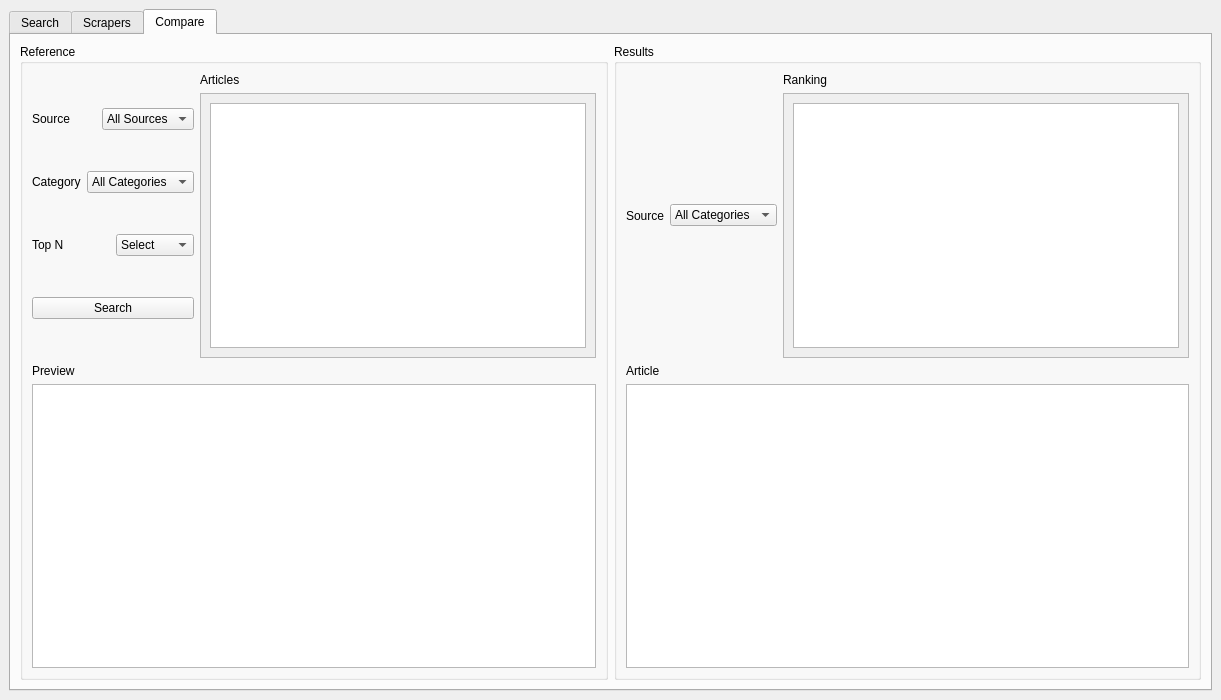
Above: mainwindow.ui from rcebrian/SI-project before the change. Below: the same form after it.
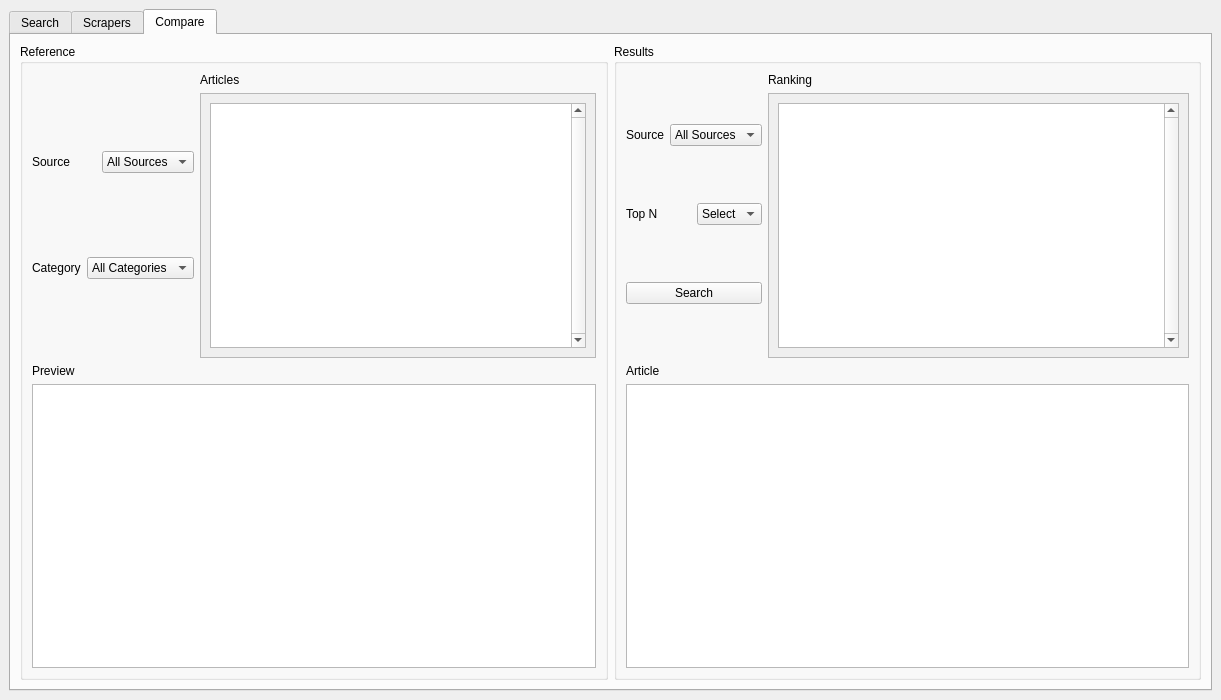
That is the form after the change. The open tabs and pages were chosen to show the change.

Diff of the .ui file:
```diff
--- a/mainwindow.ui
+++ b/mainwindow.ui
@@ -26,6 +26,12 @@
    <layout class="QVBoxLayout" name="verticalLayout_10">
     <item>
      <widget class="QTabWidget" name="tabWidget">
+      <property name="minimumSize">
+       <size>
+        <width>100</width>
+        <height>0</height>
+       </size>
+      </property>
       <property name="accessibleName">
        <string/>
       </property>
@@ -669,6 +675,12 @@
                  </item>
                  <item>
                   <widget class="QComboBox" name="cb_ref_cat">
+                   <property name="minimumSize">
+                    <size>
+                     <width>50</width>
+                     <height>0</height>
+                    </size>
+                   </property>
                    <item>
                     <property name="text">
                      <string>All Categories</string>
@@ -693,58 +705,6 @@
                  </item>
                 </layout>
                </item>
-               <item>
-                <layout class="QHBoxLayout" name="horizontalLayout_7">
-                 <item>
-                  <widget class="QLabel" name="lbl_ref_top">
-                   <property name="text">
-                    <string>Top N</string>
-                   </property>
-                  </widget>
-                 </item>
-                 <item>
-                  <widget class="QComboBox" name="cb_ref_top">
-                   <item>
-                    <property name="text">
-                     <string>Select</string>
-                    </property>
-                   </item>
-                   <item>
-                    <property name="text">
-                     <string>1</string>
-                    </property>
-                   </item>
-                   <item>
-                    <property name="text">
-                     <string>2</string>
-                    </property>
-                   </item>
-                   <item>
-                    <property name="text">
-                     <string>3</string>
-                    </property>
-                   </item>
-                   <item>
-                    <property name="text">
-                     <string>4</string>
-                    </property>
-                   </item>
-                   <item>
-                    <property name="text">
-                     <string>5</string>
-                    </property>
-                   </item>
-                  </widget>
-                 </item>
-                </layout>
-               </item>
-               <item>
-                <widget class="QPushButton" name="btn_ref_search">
-                 <property name="text">
-                  <string>Search</string>
-                 </property>
-                </widget>
-               </item>
               </layout>
              </item>
              <item>
@@ -772,7 +732,35 @@
                   </property>
                   <layout class="QHBoxLayout" name="horizontalLayout_2">
                    <item>
-                    <widget class="QTableWidget" name="table_compare_ref_articles"/>
+                    <widget class="QTableWidget" name="table_compare_ref_articles">
+                     <property name="verticalScrollBarPolicy">
+                      <enum>Qt::ScrollBarAlwaysOn</enum>
+                     </property>
+                     <property name="sizeAdjustPolicy">
+                      <enum>QAbstractScrollArea::AdjustToContents</enum>
+                     </property>
+                     <property name="dragEnabled">
+                      <bool>true</bool>
+                     </property>
+                     <property name="alternatingRowColors">
+                      <bool>true</bool>
+                     </property>
+                     <property name="showGrid">
+                      <bool>false</bool>
+                     </property>
+                     <attribute name="horizontalHeaderVisible">
+                      <bool>false</bool>
+                     </attribute>
+                     <attribute name="horizontalHeaderHighlightSections">
+                      <bool>false</bool>
+                     </attribute>
+                     <attribute name="horizontalHeaderStretchLastSection">
+                      <bool>true</bool>
+                     </attribute>
+                     <attribute name="verticalHeaderVisible">
+                      <bool>false</bool>
+                     </attribute>
+                    </widget>
                    </item>
                   </layout>
                  </widget>
@@ -804,35 +792,95 @@
            <item>
             <layout class="QHBoxLayout" name="HL_results">
              <item>
-              <widget class="QLabel" name="lbl_res_source">
-               <property name="text">
-                <string>Source</string>
-               </property>
-              </widget>
-             </item>
-             <item>
-              <widget class="QComboBox" name="cb_res_source">
+              <layout class="QVBoxLayout" name="verticalLayout_22">
                <item>
-                <property name="text">
-                 <string>All Categories</string>
-                </property>
+                <layout class="QHBoxLayout" name="horizontalLayout_8">
+                 <item>
+                  <widget class="QLabel" name="lbl_res_source">
+                   <property name="text">
+                    <string>Source</string>
+                   </property>
+                  </widget>
+                 </item>
+                 <item>
+                  <widget class="QComboBox" name="cb_res_source">
+                   <item>
+                    <property name="text">
+                     <string>All Sources</string>
+                    </property>
+                   </item>
+                   <item>
+                    <property name="text">
+                     <string>20 Minutos</string>
+                    </property>
+                   </item>
+                   <item>
+                    <property name="text">
+                     <string>El Mundo</string>
+                    </property>
+                   </item>
+                   <item>
+                    <property name="text">
+                     <string>El Pais</string>
+                    </property>
+                   </item>
+                  </widget>
+                 </item>
+                </layout>
                </item>
                <item>
-                <property name="text">
-                 <string>20 Minutos</string>
-                </property>
+                <layout class="QHBoxLayout" name="horizontalLayout_9">
+                 <item>
+                  <widget class="QLabel" name="lbl_ref_top">
+                   <property name="text">
+                    <string>Top N</string>
+                   </property>
+                  </widget>
+                 </item>
+                 <item>
+                  <widget class="QComboBox" name="cb_res_top">
+                   <item>
+                    <property name="text">
+                     <string>Select</string>
+                    </property>
+                   </item>
+                   <item>
+                    <property name="text">
+                     <string>1</string>
+                    </property>
+                   </item>
+                   <item>
+                    <property name="text">
+                     <string>2</string>
+                    </property>
+                   </item>
+                   <item>
+                    <property name="text">
+                     <string>3</string>
+                    </property>
+                   </item>
+                   <item>
+                    <property name="text">
+                     <string>4</string>
+                    </property>
+                   </item>
+                   <item>
+                    <property name="text">
+                     <string>5</string>
+                    </property>
+                   </item>
+                  </widget>
+                 </item>
+                </layout>
                </item>
                <item>
-                <property name="text">
-                 <string>El Mundo</string>
-                </property>
+                <widget class="QPushButton" name="btn_ref_search">
+                 <property name="text">
+                  <string>Search</string>
+                 </property>
+                </widget>
                </item>
-               <item>
-                <property name="text">
-                 <string>El Pais</string>
-                </property>
-               </item>
-              </widget>
+              </layout>
              </item>
              <item>
               <layout class="QVBoxLayout" name="VL_res_rank">
@@ -853,13 +901,41 @@
                    <rect>
                     <x>0</x>
                     <y>0</y>
-                    <width>390</width>
+                    <width>386</width>
                     <height>254</height>
                    </rect>
                   </property>
                   <layout class="QVBoxLayout" name="verticalLayout_12">
                    <item>
-                    <widget class="QTableWidget" name="table_compare_ref_rank"/>
+                    <widget class="QTableWidget" name="table_compare_ref_rank">
+                     <property name="verticalScrollBarPolicy">
+                      <enum>Qt::ScrollBarAlwaysOn</enum>
+                     </property>
+                     <property name="sizeAdjustPolicy">
+                      <enum>QAbstractScrollArea::AdjustToContents</enum>
+                     </property>
+                     <property name="dragEnabled">
+                      <bool>true</bool>
+                     </property>
+                     <property name="alternatingRowColors">
+                      <bool>true</bool>
+                     </property>
+                     <property name="showGrid">
+                      <bool>false</bool>
+                     </property>
+                     <attribute name="horizontalHeaderVisible">
+                      <bool>false</bool>
+                     </attribute>
+                     <attribute name="horizontalHeaderHighlightSections">
+                      <bool>false</bool>
+                     </attribute>
+                     <attribute name="horizontalHeaderStretchLastSection">
+                      <bool>true</bool>
+                     </attribute>
+                     <attribute name="verticalHeaderVisible">
+                      <bool>false</bool>
+                     </attribute>
+                    </widget>
                    </item>
                   </layout>
                  </widget>
```
Left out of the diff: 62 changed lines with no effect on the pictures.
